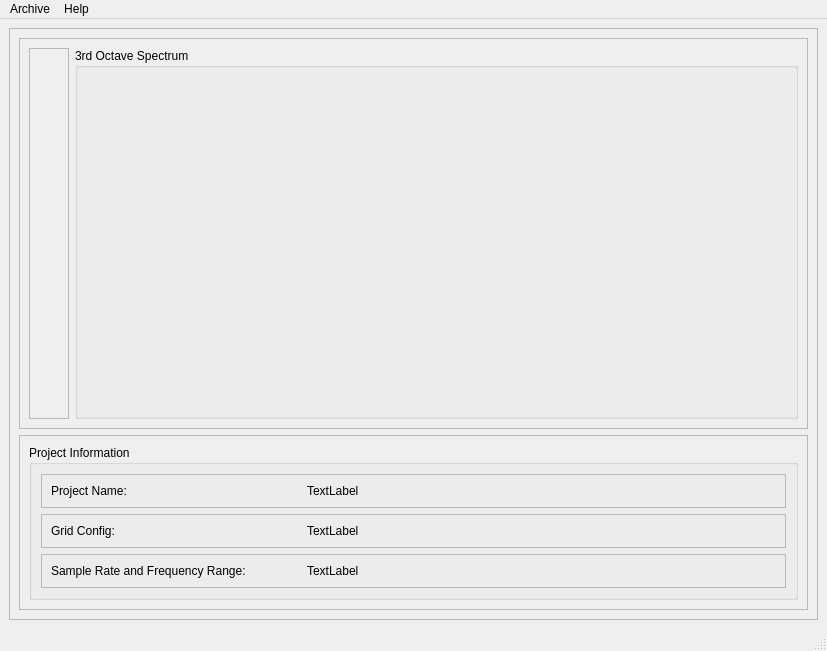
TheHawz/Quick-Scan, file resources/ui/DisplayResults.ui: the form before one commit.
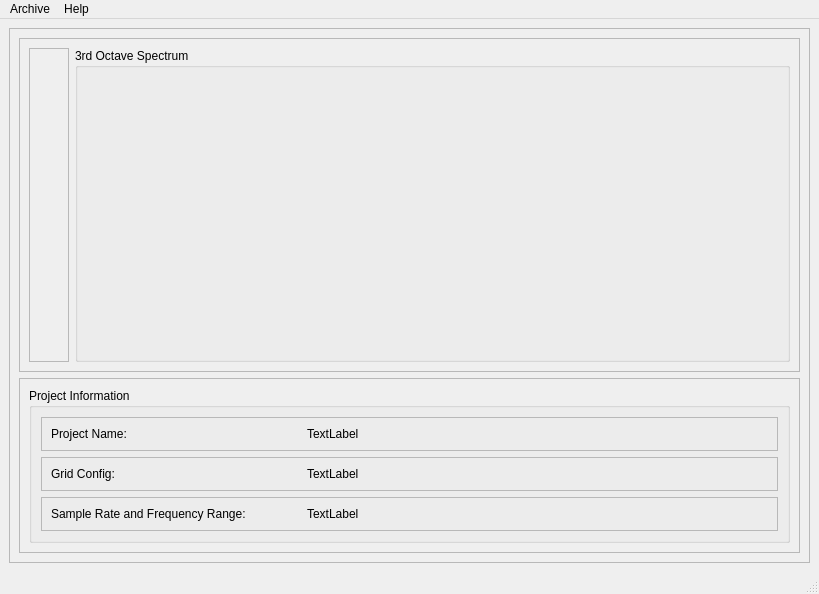
The form after the commit.

Patch:
```diff
--- a/resources/ui/DisplayResults.ui
+++ b/resources/ui/DisplayResults.ui
@@ -6,8 +6,8 @@
    <rect>
     <x>0</x>
     <y>0</y>
-    <width>827</width>
-    <height>651</height>
+    <width>819</width>
+    <height>594</height>
    </rect>
   </property>
   <property name="windowTitle">
@@ -231,7 +231,7 @@
     <rect>
      <x>0</x>
      <y>0</y>
-     <width>827</width>
+     <width>819</width>
      <height>22</height>
     </rect>
    </property>
```
